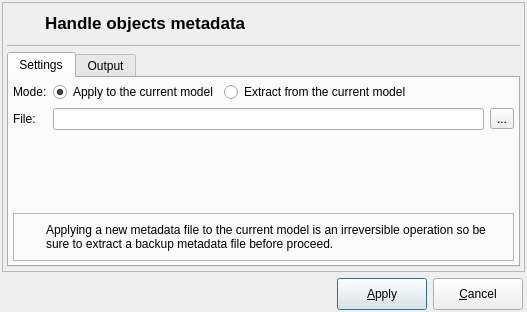
The window that libpgmodeler_ui/ui/objectsmetadataform.ui (pgmodeler/pgmodeler) describes before a commit, drawn with Qt 5.
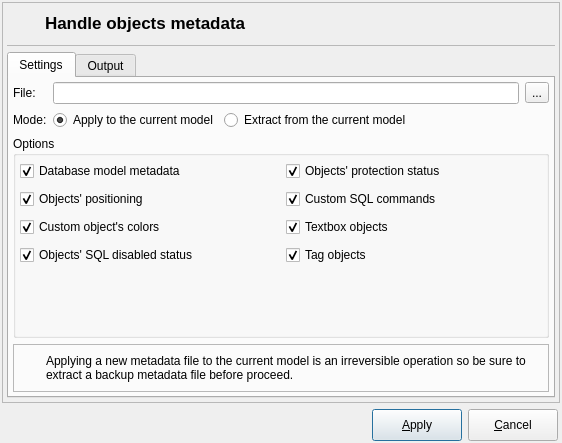
The same window after the commit. Icons and pictures are not drawn.

Commit message: Adding the ability to save/load more metadata from objects like model's last zoom and position, protection status, sql disabled status, tags, textboxes and others (WIP)

Diff of the .ui file:
```diff
--- a/libpgmodeler_ui/ui/objectsmetadataform.ui
+++ b/libpgmodeler_ui/ui/objectsmetadataform.ui
@@ -6,8 +6,8 @@
    <rect>
     <x>0</x>
     <y>0</y>
-    <width>527</width>
-    <height>312</height>
+    <width>562</width>
+    <height>443</height>
    </rect>
   </property>
   <property name="windowTitle">
@@ -246,49 +246,6 @@
             </property>
            </widget>
           </item>
-          <item row="0" column="0">
-           <widget class="QLabel" name="label_3">
-            <property name="text">
-             <string>Mode:</string>
-            </property>
-           </widget>
-          </item>
-          <item row="0" column="1">
-           <layout class="QHBoxLayout" name="horizontalLayout_2">
-            <item>
-             <widget class="QRadioButton" name="apply_to_model_rb">
-              <property name="sizePolicy">
-               <sizepolicy hsizetype="Preferred" vsizetype="Fixed">
-                <horstretch>0</horstretch>
-                <verstretch>0</verstretch>
-               </sizepolicy>
-              </property>
-              <property name="text">
-               <string>Apply to the current model</string>
-              </property>
-              <property name="checked">
-               <bool>true</bool>
-              </property>
-             </widget>
-            </item>
-            <item>
-             <widget class="QRadioButton" name="extract_from_model_rb">
-              <property name="sizePolicy">
-               <sizepolicy hsizetype="Expanding" vsizetype="Fixed">
-                <horstretch>0</horstretch>
-                <verstretch>0</verstretch>
-               </sizepolicy>
-              </property>
-              <property name="text">
-               <string>Extract from the current model</string>
-              </property>
-              <property name="checked">
-               <bool>false</bool>
-              </property>
-             </widget>
-            </item>
-           </layout>
-          </item>
           <item row="1" column="1">
            <layout class="QHBoxLayout" name="horizontalLayout_3">
             <item>
@@ -319,20 +276,7 @@
             </item>
            </layout>
           </item>
-          <item row="2" column="1">
-           <spacer name="verticalSpacer">
-            <property name="orientation">
-             <enum>Qt::Vertical</enum>
-            </property>
-            <property name="sizeHint" stdset="0">
-             <size>
-              <width>20</width>
-              <height>36</height>
-             </size>
-            </property>
-           </spacer>
-          </item>
-          <item row="3" column="0" colspan="2">
+          <item row="6" column="0" colspan="2">
            <widget class="QFrame" name="message_frm_2">
             <property name="sizePolicy">
              <sizepolicy hsizetype="Preferred" vsizetype="Fixed">
@@ -422,6 +366,473 @@
             </layout>
            </widget>
           </item>
+          <item row="4" column="0" colspan="2">
+           <widget class="QGroupBox" name="groupBox">
+            <property name="sizePolicy">
+             <sizepolicy hsizetype="Preferred" vsizetype="Expanding">
+              <horstretch>0</horstretch>
+              <verstretch>0</verstretch>
+             </sizepolicy>
+            </property>
+            <property name="title">
+             <string>Options</string>
+            </property>
+            <layout class="QGridLayout" name="gridLayout_4">
+             <property name="leftMargin">
+              <number>4</number>
+             </property>
+             <property name="topMargin">
+              <number>4</number>
+             </property>
+             <property name="rightMargin">
+              <number>4</number>
+             </property>
+             <property name="horizontalSpacing">
+              <number>10</number>
+             </property>
+             <item row="0" column="0">
+              <layout class="QHBoxLayout" name="horizontalLayout_10">
+               <item>
+                <widget class="QCheckBox" name="db_metadata_chk">
+                 <property name="sizePolicy">
+                  <sizepolicy hsizetype="Preferred" vsizetype="Fixed">
+                   <horstretch>0</horstretch>
+                   <verstretch>0</verstretch>
+                  </sizepolicy>
+                 </property>
+                 <property name="toolTip">
+                  <string/>
+                 </property>
+                 <property name="statusTip">
+                  <string>Handles the following database model attibutes in the metadata file: author, zoom factor, last postion and default objects.</string>
+                 </property>
+                 <property name="text">
+                  <string>Database model metadata</string>
+                 </property>
+                 <property name="checked">
+                  <bool>true</bool>
+                 </property>
+                </widget>
+               </item>
+               <item>
+                <widget class="QWidget" name="db_metadata_hint" native="true">
+                 <property name="sizePolicy">
+                  <sizepolicy hsizetype="Fixed" vsizetype="Fixed">
+                   <horstretch>0</horstretch>
+                   <verstretch>0</verstretch>
+                  </sizepolicy>
+                 </property>
+                 <property name="minimumSize">
+                  <size>
+                   <width>22</width>
+                   <height>22</height>
+                  </size>
+                 </property>
+                 <property name="maximumSize">
+                  <size>
+                   <width>22</width>
+                   <height>22</height>
+                  </size>
+                 </property>
+                </widget>
+               </item>
+              </layout>
+             </item>
+             <item row="1" column="0">
+              <layout class="QHBoxLayout" name="horizontalLayout_15">
+               <item>
+                <widget class="QCheckBox" name="objs_positioning_chk">
+                 <property name="sizePolicy">
+                  <sizepolicy hsizetype="Preferred" vsizetype="Fixed">
+                   <horstretch>0</horstretch>
+                   <verstretch>0</verstretch>
+                  </sizepolicy>
+                 </property>
+                 <property name="toolTip">
+                  <string/>
+                 </property>
+                 <property name="statusTip">
+                  <string>Handles the objects' positioning in the metadata file.</string>
+                 </property>
+                 <property name="text">
+                  <string>Objects' positioning</string>
+                 </property>
+                 <property name="checked">
+                  <bool>true</bool>
+                 </property>
+                </widget>
+               </item>
+               <item>
+                <widget class="QWidget" name="objs_positioning_hint" native="true">
+                 <property name="sizePolicy">
+                  <sizepolicy hsizetype="Fixed" vsizetype="Fixed">
+                   <horstretch>0</horstretch>
+                   <verstretch>0</verstretch>
+                  </sizepolicy>
+                 </property>
+                 <property name="minimumSize">
+                  <size>
+                   <width>22</width>
+                   <height>22</height>
+                  </size>
+                 </property>
+                 <property name="maximumSize">
+                  <size>
+                   <width>22</width>
+                   <height>22</height>
+                  </size>
+                 </property>
+                </widget>
+               </item>
+              </layout>
+             </item>
+             <item row="5" column="0" colspan="2">
+              <spacer name="verticalSpacer">
+               <property name="orientation">
+                <enum>Qt::Vertical</enum>
+               </property>
+               <property name="sizeHint" stdset="0">
+                <size>
+                 <width>20</width>
+                 <height>40</height>
+                </size>
+               </property>
+              </spacer>
+             </item>
+             <item row="2" column="0">
+              <layout class="QHBoxLayout" name="horizontalLayout_17">
+               <item>
+                <widget class="QCheckBox" name="custom_colors_chk">
+                 <property name="sizePolicy">
+                  <sizepolicy hsizetype="Preferred" vsizetype="Fixed">
+                   <horstretch>0</horstretch>
+                   <verstretch>0</verstretch>
+                  </sizepolicy>
+                 </property>
+                 <property name="toolTip">
+                  <string/>
+                 </property>
+                 <property name="statusTip">
+                  <string>Handles the objects' custom colors in the metadata file. Currenlty available only for relationships and schemas.</string>
+                 </property>
+                 <property name="text">
+                  <string>Custom object's colors</string>
+                 </property>
+                 <property name="checked">
+                  <bool>true</bool>
+                 </property>
+                </widget>
+               </item>
+               <item>
+                <widget class="QWidget" name="custom_colors_hint" native="true">
+                 <property name="sizePolicy">
+                  <sizepolicy hsizetype="Fixed" vsizetype="Fixed">
+                   <horstretch>0</horstretch>
+                   <verstretch>0</verstretch>
+                  </sizepolicy>
+                 </property>
+                 <property name="minimumSize">
+                  <size>
+                   <width>22</width>
+                   <height>22</height>
+                  </size>
+                 </property>
+                 <property name="maximumSize">
+                  <size>
+                   <width>22</width>
+                   <height>22</height>
+                  </size>
+                 </property>
+                </widget>
+               </item>
+              </layout>
+             </item>
+             <item row="0" column="1">
+              <layout class="QHBoxLayout" name="horizontalLayout_11">
+               <item>
+                <widget class="QCheckBox" name="objs_protection_chk">
+                 <property name="sizePolicy">
+                  <sizepolicy hsizetype="Preferred" vsizetype="Fixed">
+                   <horstretch>0</horstretch>
+                   <verstretch>0</verstretch>
+                  </sizepolicy>
+                 </property>
+                 <property name="toolTip">
+                  <string/>
+                 </property>
+                 <property name="statusTip">
+                  <string>Handles the objects' protection status in the metadata file.</string>
+                 </property>
+                 <property name="text">
+                  <string>Objects' protection status</string>
+                 </property>
+                 <property name="checked">
+                  <bool>true</bool>
+                 </property>
+                </widget>
+               </item>
+               <item>
+                <widget class="QWidget" name="objs_protection_hint" native="true">
+                 <property name="sizePolicy">
+                  <sizepolicy hsizetype="Fixed" vsizetype="Fixed">
+                   <horstretch>0</horstretch>
+                   <verstretch>0</verstretch>
+                  </sizepolicy>
+                 </property>
+                 <property name="minimumSize">
+                  <size>
+                   <width>22</width>
+                   <height>22</height>
+                  </size>
+                 </property>
+                 <property name="maximumSize">
+                  <size>
+                   <width>22</width>
+                   <height>22</height>
+                  </size>
+                 </property>
+                </widget>
+               </item>
+              </layout>
+             </item>
+             <item row="3" column="0">
+              <layout class="QHBoxLayout" name="horizontalLayout_12">
+               <item>
+                <widget class="QCheckBox" name="objs_sql_disabled_chk">
+                 <property name="sizePolicy">
+                  <sizepolicy hsizetype="Preferred" vsizetype="Fixed">
+                   <horstretch>0</horstretch>
+                   <verstretch>0</verstretch>
+                  </sizepolicy>
+                 </property>
+                 <property name="toolTip">
+                  <string/>
+                 </property>
+                 <property name="statusTip">
+                  <string>Handles the objects' SQL disabled status in the metadata file.</string>
+                 </property>
+                 <property name="text">
+                  <string>Objects' SQL disabled status</string>
+                 </property>
+                 <property name="checked">
+                  <bool>true</bool>
+                 </property>
+                </widget>
+               </item>
+               <item>
+                <widget class="QWidget" name="objs_sql_disabled_hint" native="true">
+                 <property name="sizePolicy">
+                  <sizepolicy hsizetype="Fixed" vsizetype="Fixed">
+                   <horstretch>0</horstretch>
+                   <verstretch>0</verstretch>
+                  </sizepolicy>
+                 </property>
+                 <property name="minimumSize">
+                  <size>
+                   <width>22</width>
+                   <height>22</height>
+                  </size>
+                 </property>
+                 <property name="maximumSize">
+                  <size>
+                   <width>22</width>
+                   <height>22</height>
+                  </size>
+                 </property>
+                </widget>
+               </item>
+              </layout>
+             </item>
+             <item row="1" column="1">
+              <layout class="QHBoxLayout" name="horizontalLayout_16">
+               <item>
+                <widget class="QCheckBox" name="custom_sql_chk">
+                 <property name="sizePolicy">
+                  <sizepolicy hsizetype="Preferred" vsizetype="Fixed">
+                   <horstretch>0</horstretch>
+                   <verstretch>0</verstretch>
+                  </sizepolicy>
+                 </property>
+                 <property name="toolTip">
+                  <string/>
+                 </property>
+                 <property name="statusTip">
+                  <string>Handles the objects' custom SQL commands in the metadata file.</string>
+                 </property>
+                 <property name="text">
+                  <string>Custom SQL commands</string>
+                 </property>
+                 <property name="checked">
+                  <bool>true</bool>
+                 </property>
+                </widget>
+               </item>
+               <item>
+                <widget class="QWidget" name="custom_sql_hint" native="true">
+                 <property name="sizePolicy">
+                  <sizepolicy hsizetype="Fixed" vsizetype="Fixed">
+                   <horstretch>0</horstretch>
+                   <verstretch>0</verstretch>
+                  </sizepolicy>
+                 </property>
+                 <property name="minimumSize">
+                  <size>
+                   <width>22</width>
+                   <height>22</height>
+                  </size>
+                 </property>
+                 <property name="maximumSize">
+                  <size>
+                   <width>22</width>
+                   <height>22</height>
+                  </size>
+                 </property>
+                </widget>
+               </item>
+              </layout>
+             </item>
+             <item row="2" column="1">
+              <layout class="QHBoxLayout" name="horizontalLayout_13">
+               <item>
+                <widget class="QCheckBox" name="textbox_objs_chk">
+                 <property name="sizePolicy">
+                  <sizepolicy hsizetype="Preferred" vsizetype="Fixed">
+                   <horstretch>0</horstretch>
+                   <verstretch>0</verstretch>
+                  </sizepolicy>
+                 </property>
+                 <property name="toolTip">
+                  <string/>
+                 </property>
+                 <property name="statusTip">
+                  <string>Save textboxes to the output file when extracting metadata. When loading the file duplicated textboxes are be ignored.</string>
+                 </property>
+                 <property name="text">
+                  <string>Textbox objects</string>
+                 </property>
+                 <property name="checked">
+                  <bool>true</bool>
+                 </property>
+                </widget>
+               </item>
+               <item>
+                <widget class="QWidget" name="textbox_objs_hint" native="true">
+                 <property name="sizePolicy">
+                  <sizepolicy hsizetype="Fixed" vsizetype="Fixed">
+                   <horstretch>0</horstretch>
+                   <verstretch>0</verstretch>
+                  </sizepolicy>
+                 </property>
+                 <property name="minimumSize">
+                  <size>
+                   <width>22</width>
+                   <height>22</height>
+                  </size>
+                 </property>
+                 <property name="maximumSize">
+                  <size>
+                   <width>22</width>
+                   <height>22</height>
+                  </size>
+                 </property>
+                </widget>
+               </item>
+              </layout>
+             </item>
+             <item row="3" column="1">
+              <layout class="QHBoxLayout" name="horizontalLayout_14">
+               <item>
+                <widget class="QCheckBox" name="tag_objs_chk">
+                 <property name="sizePolicy">
+                  <sizepolicy hsizetype="Preferred" vsizetype="Fixed">
+                   <horstretch>0</horstretch>
+                   <verstretch>0</verstretch>
+                  </sizepolicy>
+                 </property>
+                 <property name="toolTip">
+                  <string/>
+                 </property>
+                 <property name="statusTip">
+                  <string>Save tags to the output file when extracting metadata. When loading the file duplicated tags are ignored.</string>
+                 </property>
+                 <property name="text">
+                  <string>Tag objects</string>
+                 </property>
+                 <property name="checked">
+                  <bool>true</bool>
+                 </property>
+                </widget>
+               </item>
+               <item>
+                <widget class="QWidget" name="tag_objs_hint" native="true">
+                 <property name="sizePolicy">
+                  <sizepolicy hsizetype="Fixed" vsizetype="Fixed">
+                   <horstretch>0</horstretch>
+                   <verstretch>0</verstretch>
+                  </sizepolicy>
+                 </property>
+                 <property name="minimumSize">
+                  <size>
+                   <width>22</width>
+                   <height>22</height>
+                  </size>
+                 </property>
+                 <property name="maximumSize">
+                  <size>
+                   <width>22</width>
+                   <height>22</height>
+                  </size>
+                 </property>
+                </widget>
+               </item>
+              </layout>
+             </item>
+            </layout>
+           </widget>
+          </item>
+          <item row="3" column="0">
+           <widget class="QLabel" name="label_3">
+            <property name="text">
+             <string>Mode:</string>
+            </property>
+           </widget>
+          </item>
+          <item row="3" column="1">
+           <layout class="QHBoxLayout" name="horizontalLayout_2">
+            <item>
+             <widget class="QRadioButton" name="apply_to_model_rb">
+              <property name="sizePolicy">
+               <sizepolicy hsizetype="Preferred" vsizetype="Fixed">
+                <horstretch>0</horstretch>
+                <verstretch>0</verstretch>
+               </sizepolicy>
+              </property>
+              <property name="text">
+               <string>Apply to the current model</string>
+              </property>
+              <property name="checked">
+               <bool>true</bool>
+              </property>
+             </widget>
+            </item>
+            <item>
+             <widget class="QRadioButton" name="extract_from_model_rb">
+              <property name="sizePolicy">
+               <sizepolicy hsizetype="Expanding" vsizetype="Fixed">
+                <horstretch>0</horstretch>
+                <verstretch>0</verstretch>
+               </sizepolicy>
+              </property>
+              <property name="text">
+               <string>Extract from the current model</string>
+              </property>
+              <property name="checked">
+               <bool>false</bool>
+              </property>
+             </widget>
+            </item>
+           </layout>
+          </item>
          </layout>
         </widget>
         <widget class="QWidget" name="tab_2">
```
Left out of the diff: 4 changed lines with no effect on the pictures. The commit also changes 9 other files.
